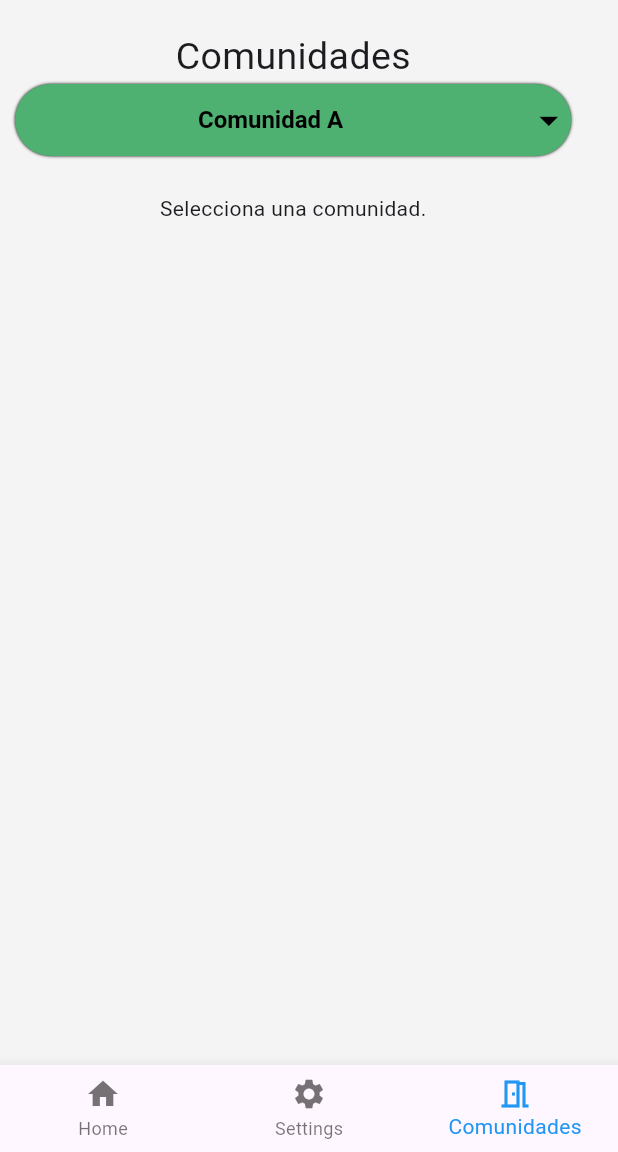
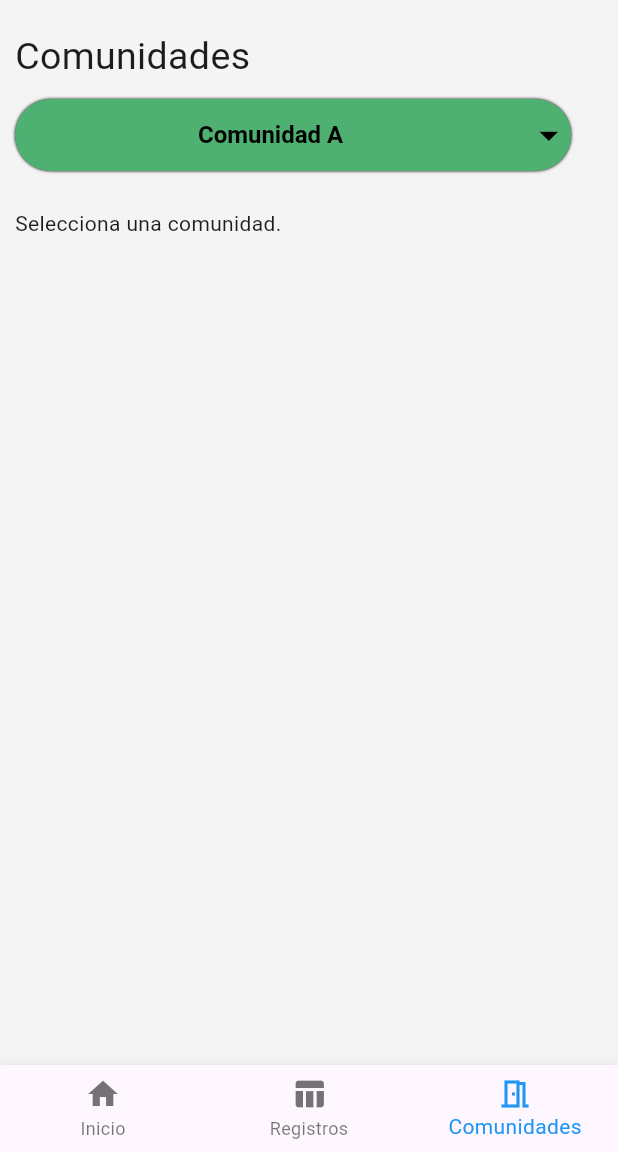
Before and after one commit to JuanFernandoMartinez/census-support-tool-app, a Flutter app: the screen it shows after launch, item 3 of the bottom bar chosen, on a phone screen of 412 x 824 dp, the part 84-1236 px from its top. Run offline on Flutter 3.47's test engine with Material 3 defaults, Android fonts, the phone set to English and light mode, and no system bars; our stand-ins replace flutter_bloc, flutter_datetime_picker_plus; Roboto replaces fonts that are missing (Inria_sans).

Commit message:
feat: change register navigation icon and align of coummnity informaton tittle

```diff
--- a/lib/src/screens/community_information/community_screen.dart
+++ b/lib/src/screens/community_information/community_screen.dart
@@ -22,12 +22,17 @@ class _CommunityScreenState extends State<CommunityScreen> {
       body: Padding(
         padding: const EdgeInsets.fromLTRB(10, 20, 10, 15),
         child: Column(
+          mainAxisAlignment: MainAxisAlignment.start,
+          crossAxisAlignment: CrossAxisAlignment.start,
           children: [
-            const Text("Comunidades",
-                style: TextStyle(
-                  fontFamily: 'Inria_sans',
-                  fontSize: 25,
-                )),
+            const Text(
+              "Comunidades",
+              style: TextStyle(
+                fontFamily: 'Inria_sans',
+                fontSize: 25,
+              ),
+            ),
+            const SizedBox(height: 10),
             Combobox(
               items: widget.communities,
               onSelect: (selection) {
--- a/lib/src/screens/navigation_home/navigation_home_screen.dart
+++ b/lib/src/screens/navigation_home/navigation_home_screen.dart
@@ -25,8 +25,7 @@ class _NavigationHomeState extends State<NavigationHome> {
         children: const [
           // Your widgets for each destination
           Center(child: Text('Home Page')),
-          Center(child: Text('Settings Page')),
-
+          Center(child: Text('Registers Page')),
           //Communities screen
           CommunityManager()
         ],
@@ -46,11 +45,11 @@ class _NavigationHomeState extends State<NavigationHome> {
       items: const <BottomNavigationBarItem>[
         BottomNavigationBarItem(
           icon: Icon(Icons.home),
-          label: 'Home',
+          label: 'Inicio',
         ),
         BottomNavigationBarItem(
-          icon: Icon(Icons.settings),
-          label: 'Settings',
+          icon: Icon(Icons.table_chart),
+          label: 'Registros',
         ),
         BottomNavigationBarItem(
           icon: Icon(Icons.meeting_room_outlined),
```
